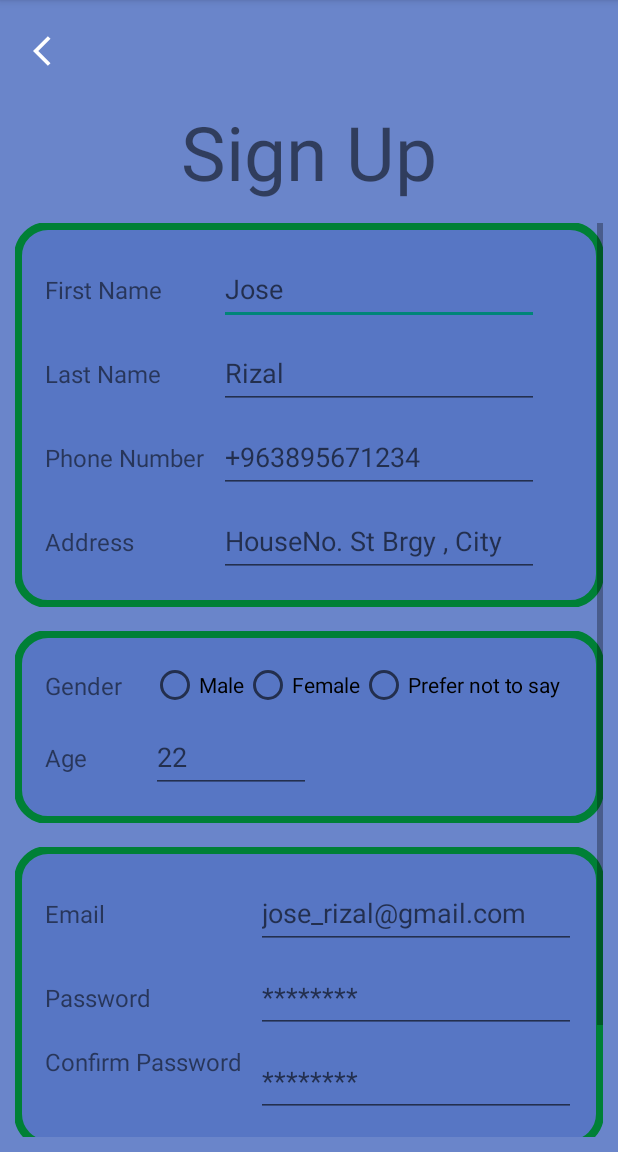
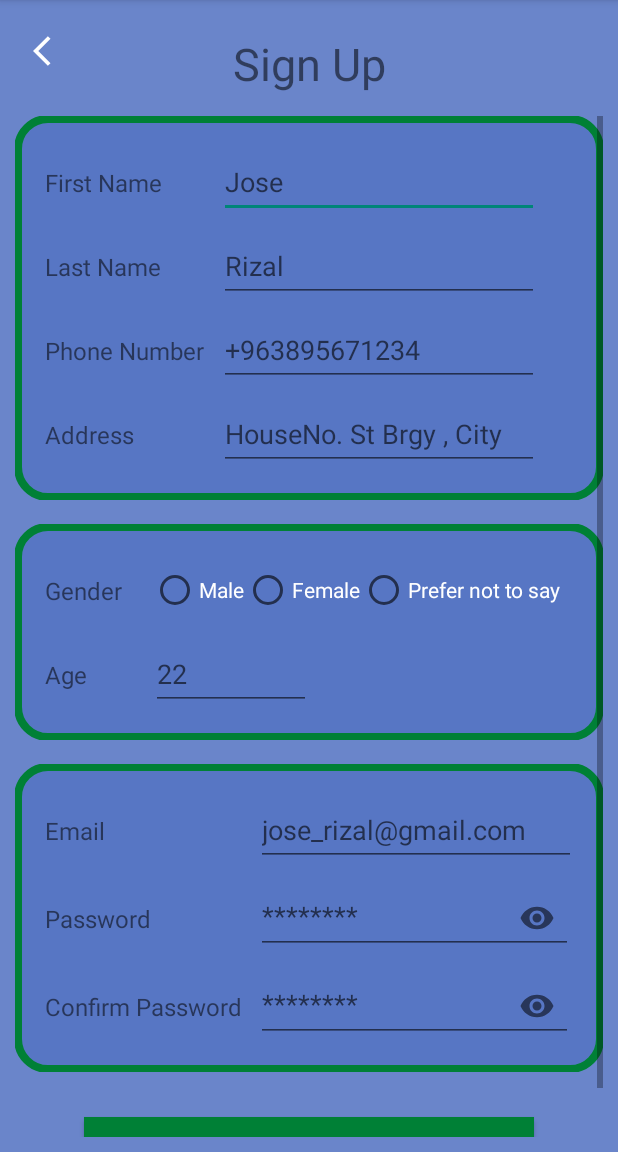
Before and after one commit to userlaurence/GasITMobileDelvieryPlatformApplication, an Android app: the SignUpActivity screen opened directly, with no data from a screen before it, on a phone screen of 412 x 824 dp, the part 84-1236 px from its top. Run offline under Robolectric (Android 15) with nearby library versions, the phone set to English and light mode, and no system bars; libraries missing offline, so code that uses them is left out: es.dmoral.toasty; Roboto replaces fonts that are not available here.

Commit message:
Wrap EditText to TextInputLayout.

```diff
--- a/app/src/main/res/layout/activity_sign_up.xml
+++ b/app/src/main/res/layout/activity_sign_up.xml
@@ -25,10 +25,10 @@
         android:layout_marginTop="@dimen/activity_vertical_margin"
         android:includeFontPadding="false"
         android:text="@string/signup"
-        android:textSize="50sp"
+        android:textSize="@dimen/title_text_size"
         app:layout_constraintEnd_toEndOf="parent"
         app:layout_constraintStart_toStartOf="parent"
-        app:layout_constraintTop_toBottomOf="@id/goBackButton" />
+        app:layout_constraintTop_toTopOf="parent" />
 
     <ScrollView
         android:layout_width="0dp"
@@ -187,18 +187,24 @@
                         android:id="@+id/userGenderMale"
                         android:layout_width="wrap_content"
                         android:layout_height="wrap_content"
+                        android:textColor="@color/white"
+                        android:minHeight="48dp"
                         android:text="@string/signup_gender_male" />
 
                     <RadioButton
                         android:id="@+id/userGenderFemale"
                         android:layout_width="wrap_content"
                         android:layout_height="wrap_content"
+                        android:textColor="@color/white"
+                        android:minHeight="48dp"
                         android:text="@string/signup_gender_female" />
 
                     <RadioButton
                         android:id="@+id/userGenderPreferNotToSay"
                         android:layout_width="wrap_content"
                         android:layout_height="wrap_content"
+                        android:textColor="@color/white"
+                        android:minHeight="48dp"
                         android:text="@string/signup_gender_prefer_not_to_say" />
                 </RadioGroup>
 
@@ -271,22 +277,30 @@
                     android:layout_height="wrap_content"
                     android:text="@string/signup_password_label"
                     android:textSize="@dimen/input_text_size"
-                    app:layout_constraintBaseline_toBaselineOf="@id/userPasswordEditText"
+                    app:layout_constraintBaseline_toBaselineOf="@id/userPasswordTextInputLayout"
                     app:layout_constraintStart_toStartOf="parent"
-                    app:layout_constraintTop_toTopOf="@+id/userPasswordEditText" />
+                    app:layout_constraintTop_toTopOf="@+id/userPasswordTextInputLayout" />
+
+                <com.google.android.material.textfield.TextInputLayout
+                    android:id="@+id/userPasswordTextInputLayout"
+                    android:layout_width="0dp"
+                    android:layout_height="wrap_content"
+                    app:boxBackgroundMode="none"
+                    app:passwordToggleEnabled="true"
+                    app:layout_constraintStart_toStartOf="@id/thirdPanelGuideline"
+                    app:layout_constraintEnd_toEndOf="parent"
+                    app:layout_constraintTop_toBottomOf="@id/userEmailEditText">
 
                     <EditText
                         android:id="@+id/userPasswordEditText"
-                    android:layout_width="wrap_content"
-                    android:layout_height="wrap_content"
+                        android:layout_width="match_parent"
+                        android:layout_height="match_parent"
                         android:minHeight="48dp"
-                    android:layout_marginTop="@dimen/input_field_margin"
                         android:autofillHints="@string/signup_password_hint"
                         android:hint="@string/signup_password_hint"
                         android:ems="10"
-                    android:inputType="textPassword"
-                    app:layout_constraintStart_toStartOf="@id/thirdPanelGuideline"
-                    app:layout_constraintTop_toBottomOf="@id/userEmailEditText" />
+                        android:inputType="textPassword" />
+                </com.google.android.material.textfield.TextInputLayout>
 
                 <TextView
                     android:id="@+id/userConfirmPasswordTextView"
@@ -296,20 +310,29 @@
                     android:text="@string/signup_confirm_password_label"
                     android:textSize="@dimen/input_text_size"
                     app:layout_constraintStart_toStartOf="parent"
-                    app:layout_constraintTop_toBottomOf="@id/userPasswordEditText" />
+                    app:layout_constraintBaseline_toBaselineOf="@id/userConfirmPasswordTextInputLayout"
+                    app:layout_constraintTop_toBottomOf="@id/userPasswordTextInputLayout" />
+
+                <com.google.android.material.textfield.TextInputLayout
+                    android:id="@+id/userConfirmPasswordTextInputLayout"
+                    android:layout_width="0dp"
+                    android:layout_height="wrap_content"
+                    app:boxBackgroundMode="none"
+                    app:passwordToggleEnabled="true"
+                    app:layout_constraintStart_toStartOf="@id/thirdPanelGuideline"
+                    app:layout_constraintEnd_toEndOf="parent"
+                    app:layout_constraintTop_toBottomOf="@id/userPasswordTextInputLayout">
 
                     <EditText
                         android:id="@+id/userConfirmPasswordEditText"
-                    android:layout_width="wrap_content"
+                        android:layout_width="match_parent"
                         android:layout_height="wrap_content"
                         android:minHeight="48dp"
-                    android:layout_marginTop="@dimen/input_field_margin"
                         android:autofillHints="@string/signup_confirm_password_hint"
                         android:hint="@string/signup_confirm_password_hint"
                         android:ems="10"
-                    android:inputType="textPassword"
-                    app:layout_constraintStart_toStartOf="@id/thirdPanelGuideline"
-                    app:layout_constraintTop_toBottomOf="@id/userPasswordEditText" />
+                        android:inputType="textPassword" />
+                </com.google.android.material.textfield.TextInputLayout>
 
                 <androidx.constraintlayout.widget.Guideline
                     android:id="@+id/thirdPanelGuideline"
```
Lines whose indentation alone changed are shown as unchanged.
